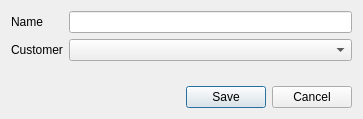
First picture: the form in src/app/projectdialog.ui, repository AlexandrePTJ/kemai, before the edit.
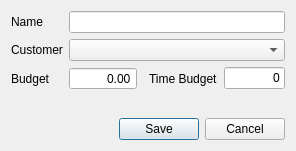
Second picture: the form after the edit. Custom widgets are drawn as their Qt base class.

Commit message: Add budget and timeBudget fields

The edit to the form file:
```diff
--- a/src/app/projectdialog.ui
+++ b/src/app/projectdialog.ui
@@ -6,8 +6,8 @@
    <rect>
     <x>0</x>
     <y>0</y>
-    <width>363</width>
-    <height>119</height>
+       <width>296</width>
+       <height>151</height>
    </rect>
   </property>
   <property name="windowTitle">
@@ -15,7 +15,7 @@
   </property>
   <layout class="QVBoxLayout" name="verticalLayout">
    <item>
-    <layout class="QFormLayout" name="formLayout">
+       <layout class="QGridLayout" name="gridLayout">
      <item row="0" column="0">
       <widget class="QLabel" name="lbName">
        <property name="text">
@@ -23,9 +23,6 @@
        </property>
       </widget>
      </item>
-     <item row="0" column="1">
-      <widget class="QLineEdit" name="leName"/>
-     </item>
      <item row="1" column="0">
       <widget class="QLabel" name="label">
        <property name="text">
@@ -33,9 +30,69 @@
        </property>
       </widget>
      </item>
-     <item row="1" column="1">
+           <item row="2" column="0">
+               <widget class="QLabel" name="label_2">
+                   <property name="text">
+                       <string>Budget</string>
+                   </property>
+               </widget>
+           </item>
+           <item row="2" column="1">
+               <widget class="QDoubleSpinBox" name="sbBudget">
+                   <property name="alignment">
+                       <set>Qt::AlignRight|Qt::AlignTrailing|Qt::AlignVCenter</set>
+                   </property>
+                   <property name="buttonSymbols">
+                       <enum>QAbstractSpinBox::NoButtons</enum>
+                   </property>
+                   <property name="prefix">
+                       <string/>
+                   </property>
+                   <property name="maximum">
+                       <double>999999999.000000000000000</double>
+                   </property>
+               </widget>
+           </item>
+           <item row="2" column="2">
+               <spacer name="horizontalSpacer">
+                   <property name="orientation">
+                       <enum>Qt::Horizontal</enum>
+                   </property>
+                   <property name="sizeHint" stdset="0">
+                       <size>
+                           <width>40</width>
+                           <height>20</height>
+                       </size>
+                   </property>
+               </spacer>
+           </item>
+           <item row="2" column="3">
+               <widget class="QLabel" name="label_3">
+                   <property name="text">
+                       <string>Time Budget</string>
+                   </property>
+               </widget>
+           </item>
+           <item row="2" column="4">
+               <widget class="kemai::app::DurationEdit" name="leTimeBudget">
+                   <property name="text">
+                       <string>0</string>
+                   </property>
+                   <property name="alignment">
+                       <set>Qt::AlignRight|Qt::AlignTrailing|Qt::AlignVCenter</set>
+                   </property>
+               </widget>
+           </item>
+           <item row="1" column="1" colspan="4">
       <widget class="QComboBox" name="cbCustomer"/>
      </item>
+           <item row="0" column="1" colspan="4">
+               <widget class="QLineEdit" name="leName">
+                   <property name="maxLength">
+                       <number>150</number>
+                   </property>
+               </widget>
+           </item>
     </layout>
    </item>
    <item>
@@ -63,6 +120,13 @@
    </item>
   </layout>
  </widget>
+    <customwidgets>
+        <customwidget>
+            <class>kemai::app::DurationEdit</class>
+            <extends>QLineEdit</extends>
+            <header>durationedit.h</header>
+        </customwidget>
+    </customwidgets>
  <resources/>
  <connections>
   <connection>
```
Lines whose indentation alone changed are shown as unchanged. The commit also changes 8 other files.
